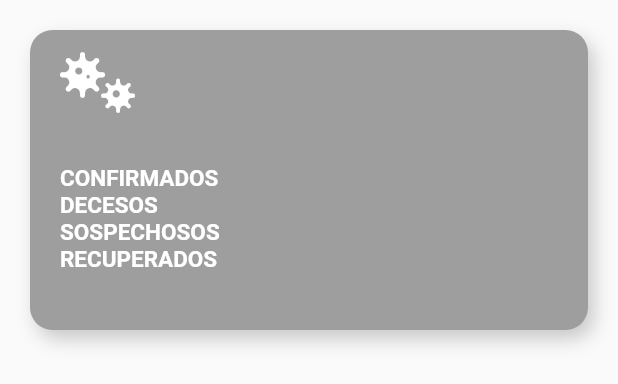
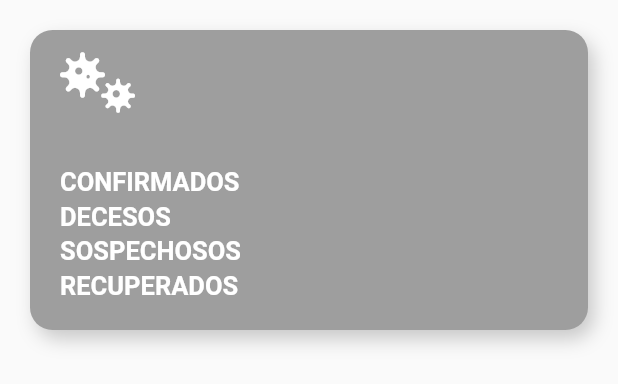
Before and after one commit to MAGIN1104/COV-19, a Flutter app: the Boton widget shown alone on an empty page, opened directly with empty values, on a phone screen of 412 x 824 dp. Shown: the top 384 px of the screen. Run offline on Flutter 3.47's test engine with Material 2 defaults, Android fonts, the phone set to English and light mode, and no system bars; our stand-ins replace font_awesome_flutter; missing offline and left inert: dataclass; network calls fail.

```diff
--- a/lib/src/widgets/covidDepartament-widgets/boton.dart
+++ b/lib/src/widgets/covidDepartament-widgets/boton.dart
@@ -43,32 +43,32 @@ class Boton extends StatelessWidget {
               mainAxisAlignment: MainAxisAlignment.center,
               children: <Widget>[
                 SizedBox(width: 40,),
-                Expanded(child: Text('CONFIRMADOS', style: TextStyle(color: Colors.white, fontSize: 15.0, fontWeight: FontWeight.bold),)),
-                Expanded(child: Text(confirmados, style: TextStyle(color: Colors.white, fontSize: 15.0, fontWeight: FontWeight.bold),)),
+                Expanded(child: Text('CONFIRMADOS', style: TextStyle(color: Colors.white, fontSize: 17.0, fontWeight: FontWeight.bold),)),
+                Expanded(child: Text(confirmados, style: TextStyle(color: Colors.white, fontSize: 20.0, fontWeight: FontWeight.bold),)),
               ],
             ),
             Row(
               mainAxisAlignment: MainAxisAlignment.center,
               children: <Widget>[
                 SizedBox(width: 40,),
-                Expanded(child: Text('DECESOS', style: TextStyle(color: Colors.white, fontSize: 15.0, fontWeight: FontWeight.bold),)),
-                Expanded(child: Text(decesos, style: TextStyle(color: Colors.white, fontSize: 15.0, fontWeight: FontWeight.bold),)),
+                Expanded(child: Text('DECESOS', style: TextStyle(color: Colors.white, fontSize: 17.0, fontWeight: FontWeight.bold),)),
+                Expanded(child: Text(decesos, style: TextStyle(color: Colors.white, fontSize: 20.0, fontWeight: FontWeight.bold),)),
               ],
             ),
             Row(
               mainAxisAlignment: MainAxisAlignment.center,
               children: <Widget>[
                 SizedBox(width: 40,),
-                Expanded(child: Text('SOSPECHOSOS', style: TextStyle(color: Colors.white, fontSize: 15.0, fontWeight: FontWeight.bold),)),
-                Expanded(child: Text(sospechosos, style: TextStyle(color: Colors.white, fontSize: 15.0, fontWeight: FontWeight.bold),)),
+                Expanded(child: Text('SOSPECHOSOS', style: TextStyle(color: Colors.white, fontSize: 17.0, fontWeight: FontWeight.bold),)),
+                Expanded(child: Text(sospechosos, style: TextStyle(color: Colors.white, fontSize: 20.0, fontWeight: FontWeight.bold),)),
               ],
             ),
             Row(
               mainAxisAlignment: MainAxisAlignment.center,
               children: <Widget>[
                 SizedBox(width: 40,),
-                Expanded(child: Text('RECUPERADOS', style: TextStyle(color: Colors.white, fontSize: 15.0, fontWeight: FontWeight.bold),)),
-                Expanded(child: Text(recuperados, style: TextStyle(color: Colors.white, fontSize: 15.0, fontWeight: FontWeight.bold),)),
+                Expanded(child: Text('RECUPERADOS', style: TextStyle(color: Colors.white, fontSize: 17.0, fontWeight: FontWeight.bold),)),
+                Expanded(child: Text(recuperados, style: TextStyle(color: Colors.white, fontSize: 20.0, fontWeight: FontWeight.bold),)),
               ],
             )
           ],
```
